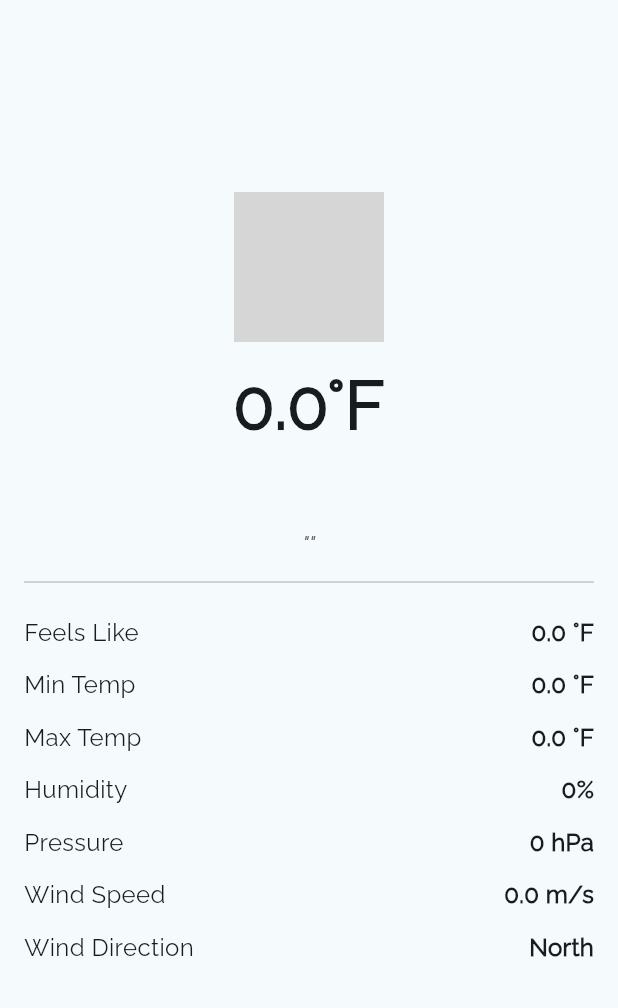
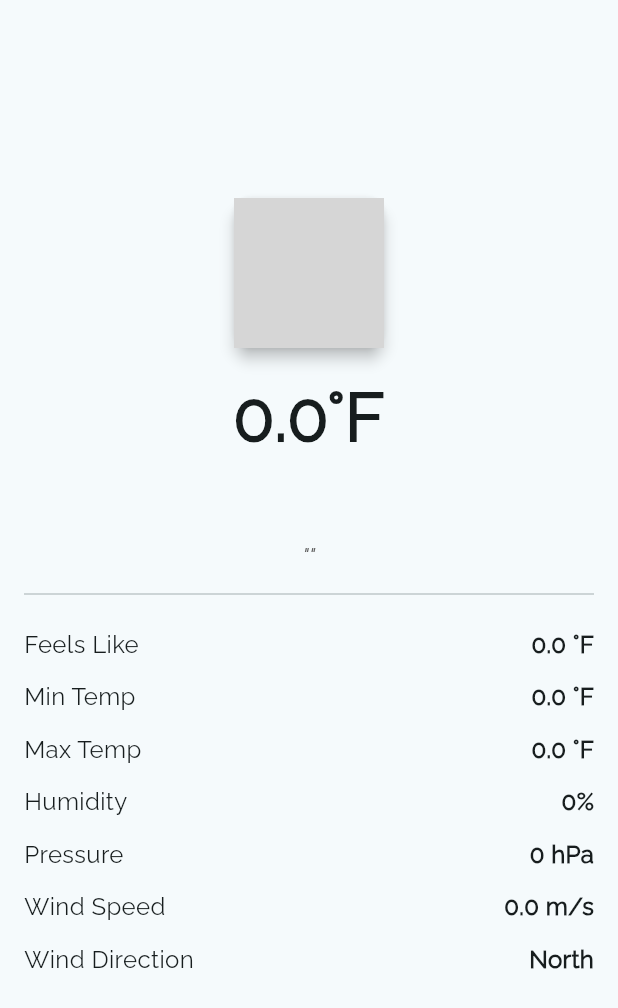
Before and after one commit to WhoisBsa/open_weather, a Flutter app: the WeatherInfo screen opened directly with empty values, on a phone screen of 412 x 824 dp. Shown: the top 1008 px of the screen. Run offline on Flutter 3.47's test engine with Material 3 defaults, Android fonts, the phone set to English and light mode, and no system bars; our stand-ins replace flutter_dotenv, geolocator; network calls fail; grey boxes are pictures that could not be loaded.

Commit message:
ft: improve layout

```diff
--- a/lib/main.dart
+++ b/lib/main.dart
@@ -29,7 +29,7 @@ class WeatherApp extends StatelessWidget {
         title: 'The Weather by Matheus',
         debugShowCheckedModeBanner: false,
         theme: ThemeData(
-          colorScheme: ColorScheme.fromSeed(seedColor: Color(0x0011343A)), // PANTONE - Ocean Depths
+          colorScheme: ColorScheme.fromSeed(seedColor: Color(0xFF11343A)), // PANTONE - Ocean Depths
           fontFamily: 'Raleway'
         ),
         home: isLoggedIn
--- a/lib/widgets/weather/weather_info.dart
+++ b/lib/widgets/weather/weather_info.dart
@@ -59,12 +59,20 @@ class WeatherHeader extends StatelessWidget {
           const SizedBox(height: 24),
 
           // Icon
-          Image.network(
-            'https://openweathermap.org/img/wn/${weatherInfo.icon}@4x.png',
-            width: 100,
-            height: 100,
-            fit: BoxFit.cover,
+          Card(
+            color: const Color(0xFFDDEAEC),
+            elevation: 4, // Sombra para destacar do fundo
+            shape: RoundedRectangleBorder(
+              borderRadius: BorderRadius.circular(12),
+            ),
+            child: Image.network(
+              'https://openweathermap.org/img/wn/${weatherInfo.icon}@4x.png',
+              width: 100,
+              height: 100,
+              fit: BoxFit.cover,
+            ),
           ),
+
 
           const SizedBox(height: 16),
 
```
